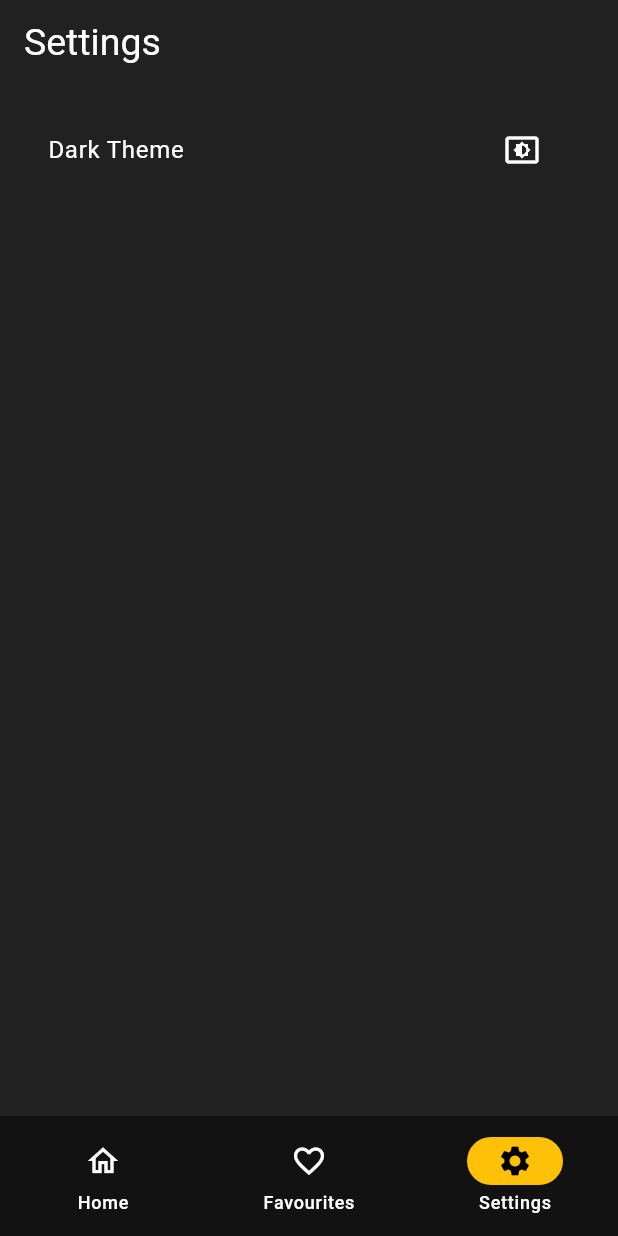
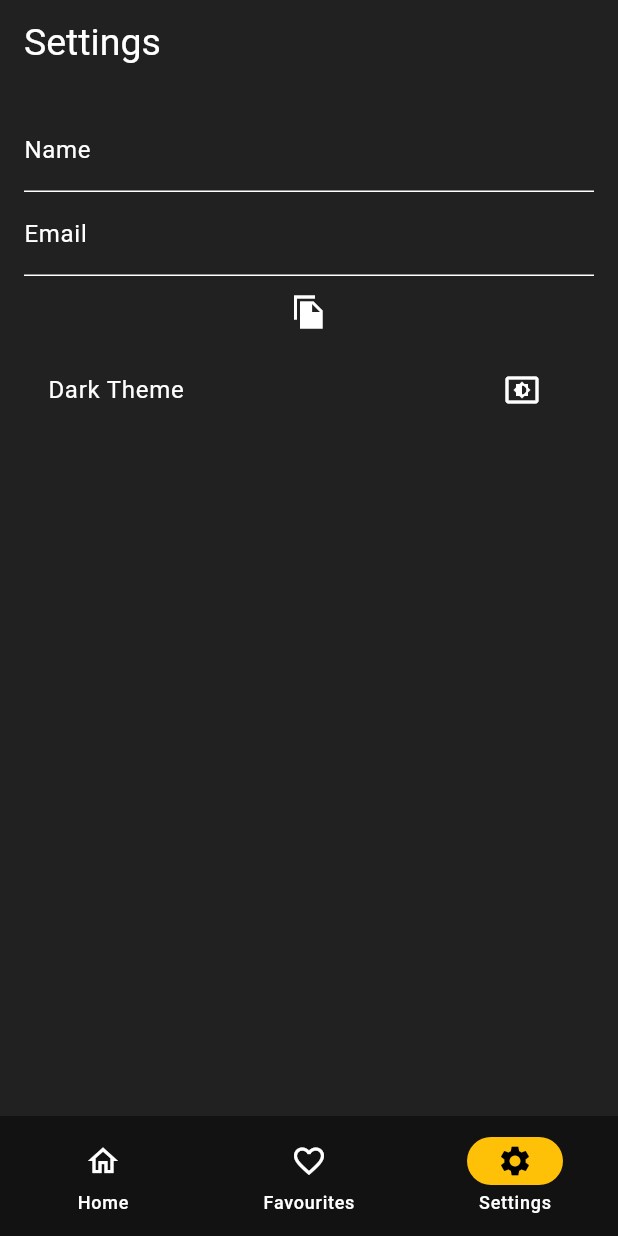
Before and after one commit to anasyd/movie_app, a Flutter app: the screen it shows after launch, item 3 of the bottom bar chosen, on a phone screen of 412 x 824 dp. Run offline on Flutter 3.47's test engine with Material 3 defaults, Android fonts, the phone set to English and light mode, and no system bars; our stand-ins replace carousel_slider, google_fonts, shared_preferences; network calls fail.

Commit message:
Add name and email fields to settings page

```diff
--- a/lib/screens/settings_screen.dart
+++ b/lib/screens/settings_screen.dart
@@ -14,6 +14,9 @@ class _SettingsScreenState extends State<SettingsScreen> {
 
   TextEditingController _nameController = TextEditingController();
   TextEditingController _emailController = TextEditingController();
+  final _formKey = GlobalKey<FormState>();
+  dynamic _name = "";
+  dynamic _email = "";
 
   @override
   void initState() {
@@ -47,6 +50,51 @@ class _SettingsScreenState extends State<SettingsScreen> {
         child: Builder(builder: (context) {
           return Column(
             children: [
+              Form(
+                  key: _formKey,
+                  child: Column(
+                    children: [
+                      TextFormField(
+                        decoration: InputDecoration(labelText: 'Name'),
+                        validator: (value) {
+                          if (value != null && value.isEmpty) {
+                            return 'Please enter some text';
+                          }
+                          return null;
+                        },
+                        onSaved: (value) => _name = value,
+                      ),
+                      TextFormField(
+                        decoration: InputDecoration(labelText: 'Email'),
+                        validator: (value) {
+                          if (value != null && !value.contains('@')) {
+                            return 'Please enter a valid email address';
+                          }
+                          return null;
+                        },
+                        onSaved: (value) => _email = value,
+                      ),
+                      IconButton(
+                          onPressed: () => {
+                                if (_formKey.currentState != null)
+                                  {
+                                    print('Name: $_name'),
+                                    print('Email: $_email')
+                                  }
+                              },
+                          icon: Icon(Icons.file_copy_sharp)),
+                      // (
+                      //   onPressed: () {
+                      //     if (_formKey.currentState.validate()) {
+                      //       _formKey.currentState.save();
+                      //       print('Name: $_nameController');
+                      //       print('Email: $_emailController');
+                      //     }
+                      //   },
+                      //   child: Text('Submit'),
+                      // ),
+                    ],
+                  )),
               ListTile(
                 title: Text('Dark Theme'),
                 trailing: IconButton(
```
